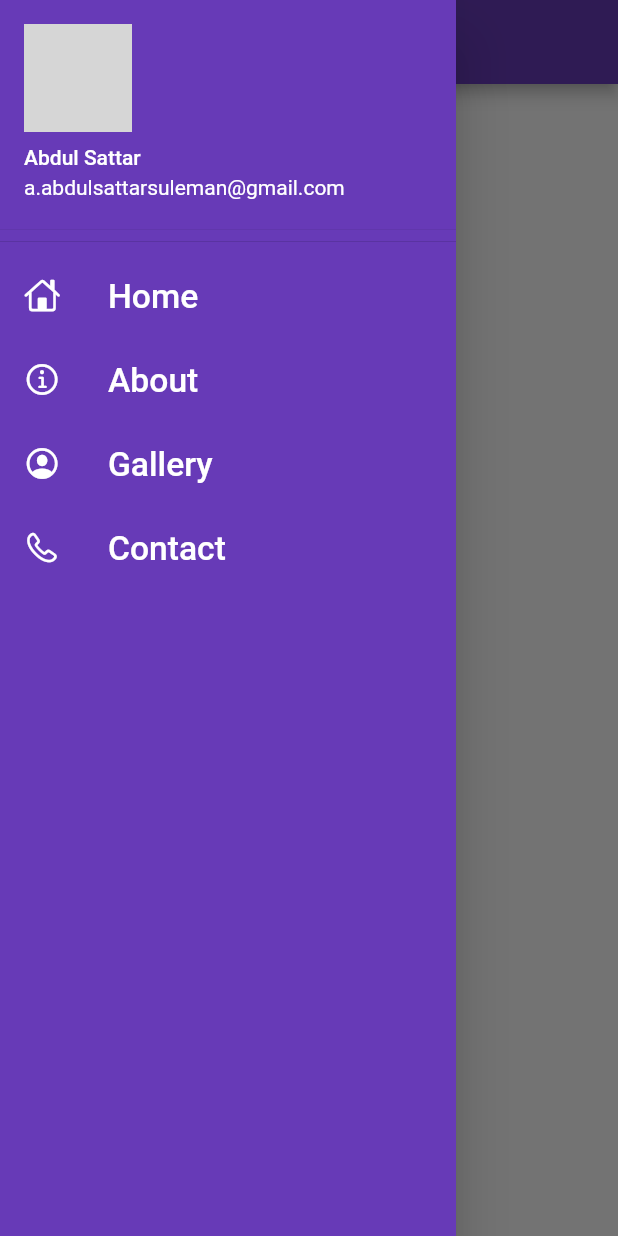
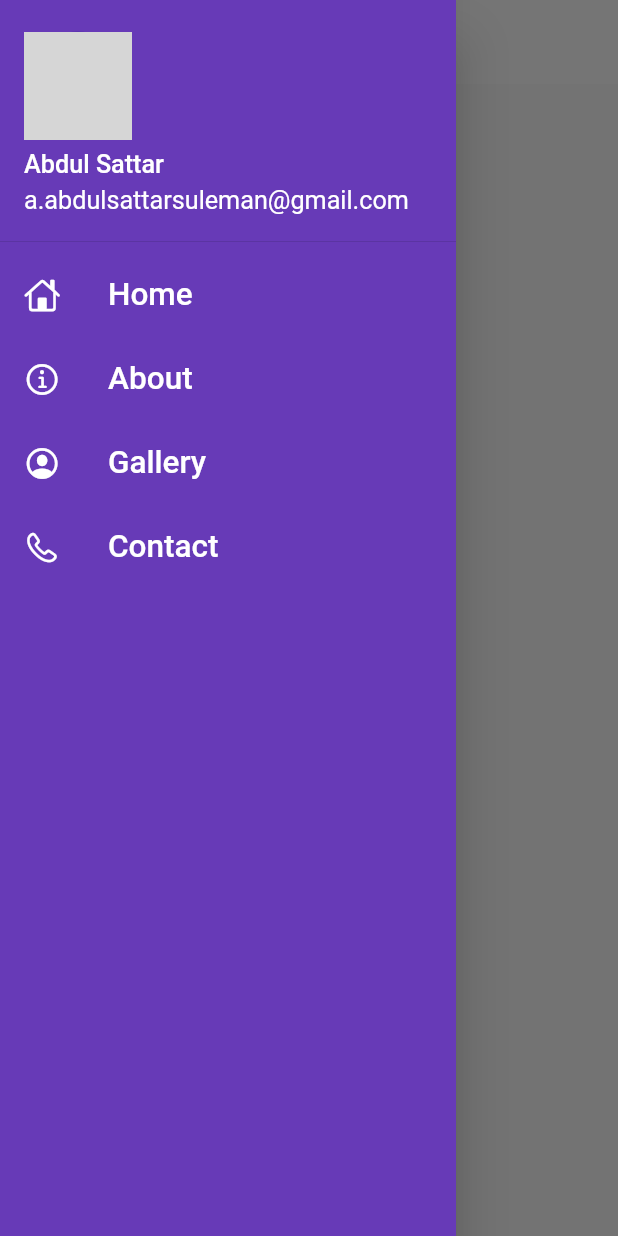
Before and after one commit to AbdulSattarSuleman/30daysFlutter, a Flutter app: the screen it shows after launch, with the side drawer open, on a phone screen of 412 x 824 dp. Run offline on Flutter 3.47's test engine with Material 2 defaults, Android fonts, the phone set to English and light mode, and no system bars; our stand-ins replace google_fonts; network calls fail; Roboto replaces fonts that are missing (Varela); grey boxes are pictures that could not be loaded.

Commit message:
theme Extracted

```diff
--- a/lib/homepage.dart
+++ b/lib/homepage.dart
@@ -3,7 +3,6 @@
 import 'package:day3/utils/routes.dart';
 import 'package:day3/widgets/drawer.dart';
 import 'package:flutter/material.dart';
-
 
 class HomePage extends StatelessWidget {
   const HomePage({Key? key}) : super(key: key);
@@ -12,16 +11,14 @@ class HomePage extends StatelessWidget {
   Widget build(BuildContext context) {
     return Scaffold(
         appBar: AppBar(
-          title: Text('Text'),
+          title: Text('Catalog App'),
           centerTitle: true,
         ),
         drawer: MyDrawer(),
         body: Container(
           child: Center(
-            child: Text('Welcome To Dea Trust'),
+            child: Text('Welcome To BrainCrop'),
           ),
         ));
   }
-
-
 }
--- a/lib/main.dart
+++ b/lib/main.dart
@@ -1,29 +1,28 @@
 import 'package:day3/pages/login_page.dart';
 import 'package:day3/utils/routes.dart';
+import 'package:day3/widgets/themes.dart';
 import 'package:flutter/material.dart';
 
 import 'homepage.dart';
 
-void main(){
-  runApp(
-    MyApp()
-  );
+void main() {
+  runApp(MyApp());
 }
+
 class MyApp extends StatelessWidget {
-  const MyApp({ Key? key }) : super(key: key);
+  const MyApp({Key? key}) : super(key: key);
 
   @override
   Widget build(BuildContext context) {
     return MaterialApp(
       debugShowCheckedModeBanner: false,
       home: HomePage(),
-      theme: ThemeData(
-        primarySwatch: Colors.deepPurple
-      ),
+      theme: MyTheme.lightTheme(context),
+      darkTheme: MyTheme.darkTheme(context),
       initialRoute: MyRoutes.HomePage,
       routes: {
-        MyRoutes.HomePage: (context)=> HomePage(),
-        MyRoutes.LoginRoute:(context)=> LoginPage(),
+        MyRoutes.HomePage: (context) => HomePage(),
+        MyRoutes.LoginRoute: (context) => LoginPage(),
       },
     );
   }
--- a/lib/widgets/drawer.dart
+++ b/lib/widgets/drawer.dart
@@ -24,18 +24,25 @@ class _MyDrawerState extends State<MyDrawer> {
             DrawerHeader(
               padding: EdgeInsets.zero,
               child: UserAccountsDrawerHeader(
+                margin: EdgeInsets.only(top: 5),
                 currentAccountPicture: CircleAvatar(
                   backgroundImage: NetworkImage(imageUrl),
                 ),
-                accountName: Text("Abdul Sattar"),
-                accountEmail: Text('a.abdulsattarsuleman@gmail.com'),
+                accountName: Text(
+                  "Abdul Sattar",
+                  textScaleFactor: 1.2,
+                ),
+                accountEmail: Text(
+                  'a.abdulsattarsuleman@gmail.com',
+                  textScaleFactor: 1.2,
+                ),
               ),
             ),
             ListTile(
               leading: Icon(CupertinoIcons.home, color: Colors.white),
               title: Text(
                 "Home",
-                textScaleFactor: 1.6,
+                textScaleFactor: 1.5,
                 style: TextStyle(
                   color: Colors.white,
                 ),
@@ -45,7 +52,7 @@ class _MyDrawerState extends State<MyDrawer> {
               leading: Icon(CupertinoIcons.info, color: Colors.white),
               title: Text(
                 "About",
-                textScaleFactor: 1.6,
+                textScaleFactor: 1.5,
                 style: TextStyle(
                   color: Colors.white,
                 ),
@@ -56,7 +63,7 @@ class _MyDrawerState extends State<MyDrawer> {
                   Icon(CupertinoIcons.profile_circled, color: Colors.white),
               title: Text(
                 "Gallery",
-                textScaleFactor: 1.6,
+                textScaleFactor: 1.5,
                 style: TextStyle(
                   color: Colors.white,
                 ),
@@ -66,7 +73,7 @@ class _MyDrawerState extends State<MyDrawer> {
               leading: Icon(CupertinoIcons.phone, color: Colors.white),
               title: Text(
                 "Contact",
-                textScaleFactor: 1.6,
+                textScaleFactor: 1.5,
                 style: TextStyle(
                   color: Colors.white,
                 ),
--- /dev/null
+++ b/lib/widgets/themes.dart
@@ -0,0 +1,16 @@
+import 'package:flutter/material.dart';
+import 'package:google_fonts/google_fonts.dart';
+
+class MyTheme {
+  static ThemeData lightTheme(BuildContext context) => ThemeData(
+      primarySwatch: Colors.deepPurple,
+      fontFamily: GoogleFonts.varela().fontFamily,
+      appBarTheme: AppBarTheme(
+          color: Colors.white,
+          elevation: 0.0,
+          iconTheme: IconThemeData(color: Colors.black),
+          textTheme: Theme.of(context).textTheme));
+
+  static ThemeData darkTheme(BuildContext context) =>
+      ThemeData(brightness: Brightness.dark);
+}
--- a/pubspec.yaml
+++ b/pubspec.yaml
@@ -3,7 +3,7 @@ description: A new Flutter project.
 
 # The following line prevents the package from being accidentally published to
 # pub.dev using `flutter pub publish`. This is preferred for private packages.
-publish_to: 'none' # Remove this line if you wish to publish to pub.dev
+publish_to: "none" # Remove this line if you wish to publish to pub.dev
 
 # The following defines the version and build number for your application.
 # A version number is three numbers separated by dots, like 1.2.43
@@ -30,10 +30,10 @@ dependencies:
   flutter:
     sdk: flutter
 
-
   # The following adds the Cupertino Icons font to your application.
   # Use with the CupertinoIcons class for iOS style icons.
   cupertino_icons: ^1.0.2
+  google_fonts: ^2.1.0
 
 dev_dependencies:
   flutter_test:
@@ -51,7 +51,6 @@ dev_dependencies:
 
 # The following section is specific to Flutter.
 flutter:
-
   # The following line ensures that the Material Icons font is
   # included with your application, so that you can use the icons in
   # the material Icons class.
```
Also changed, not shown: pubspec.lock, 1 other file.
